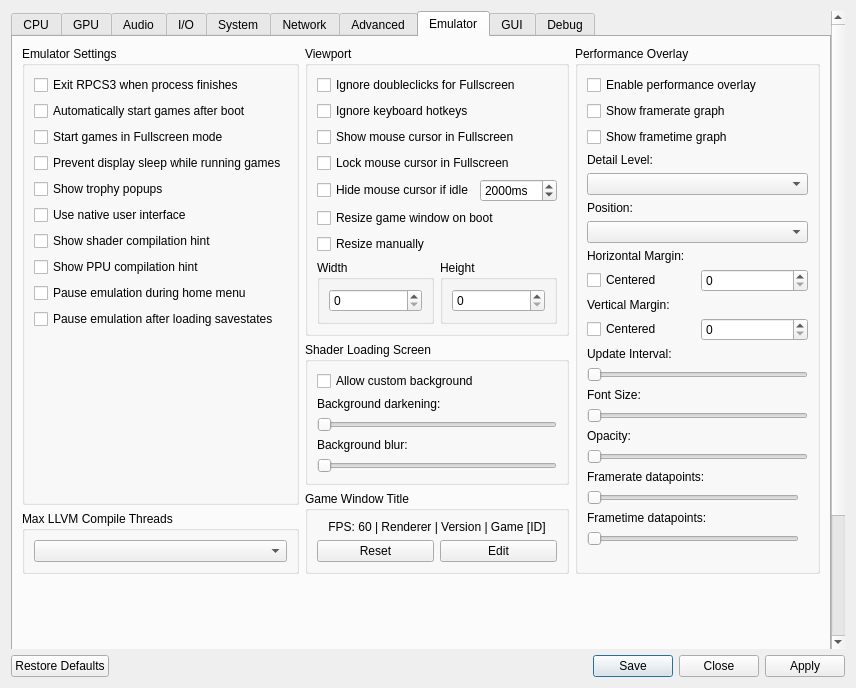
Qt form rpcs3/rpcs3qt/settings_dialog.ui (RPCS3/rpcs3) before a commit.
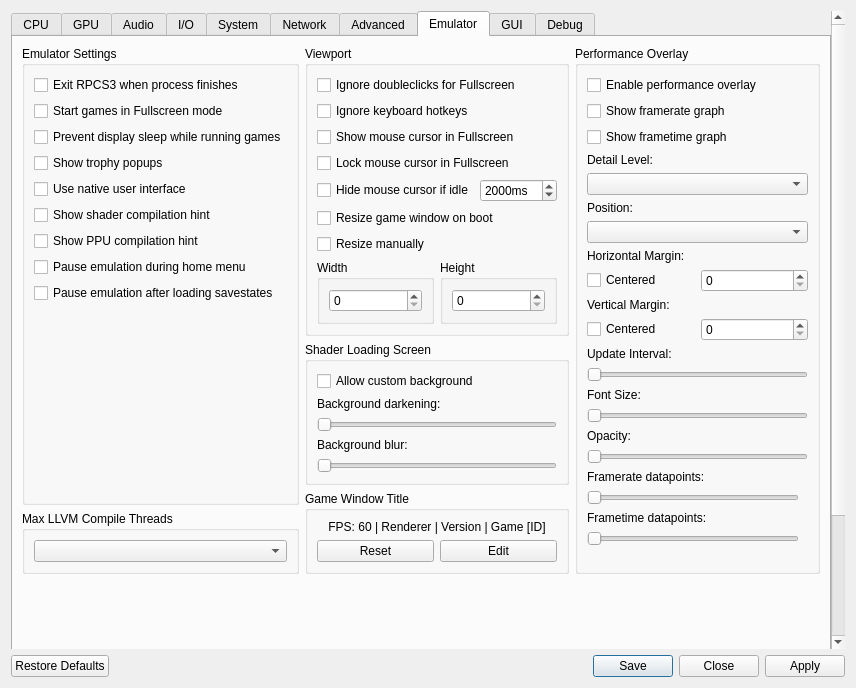
The same form after that commit. The open tabs and pages were chosen to show the change. Icons and pictures are not drawn.

Commit message: Settings: Move Automatically start games after boot to Debug

Patch:
```diff
--- a/rpcs3/rpcs3qt/settings_dialog.ui
+++ b/rpcs3/rpcs3qt/settings_dialog.ui
@@ -2864,13 +2864,6 @@
                  </property>
                 </widget>
                </item>
-               <item>
-                <widget class="QCheckBox" name="alwaysStart">
-                 <property name="text">
-                  <string>Automatically start games after boot</string>
-                 </property>
-                </widget>
-               </item>
                <item>
                 <widget class="QCheckBox" name="startGameFullscreen">
                  <property name="text">
@@ -4149,6 +4142,13 @@
              <string>Core</string>
             </property>
             <layout class="QVBoxLayout" name="gb_debug_core_layout">
+             <item>
+              <widget class="QCheckBox" name="alwaysStart">
+               <property name="text">
+                <string>Automatically start games after boot</string>
+               </property>
+              </widget>
+             </item>
              <item>
               <widget class="QCheckBox" name="ppuDebug">
                <property name="text">
```
The commit also changes 2 other files.
